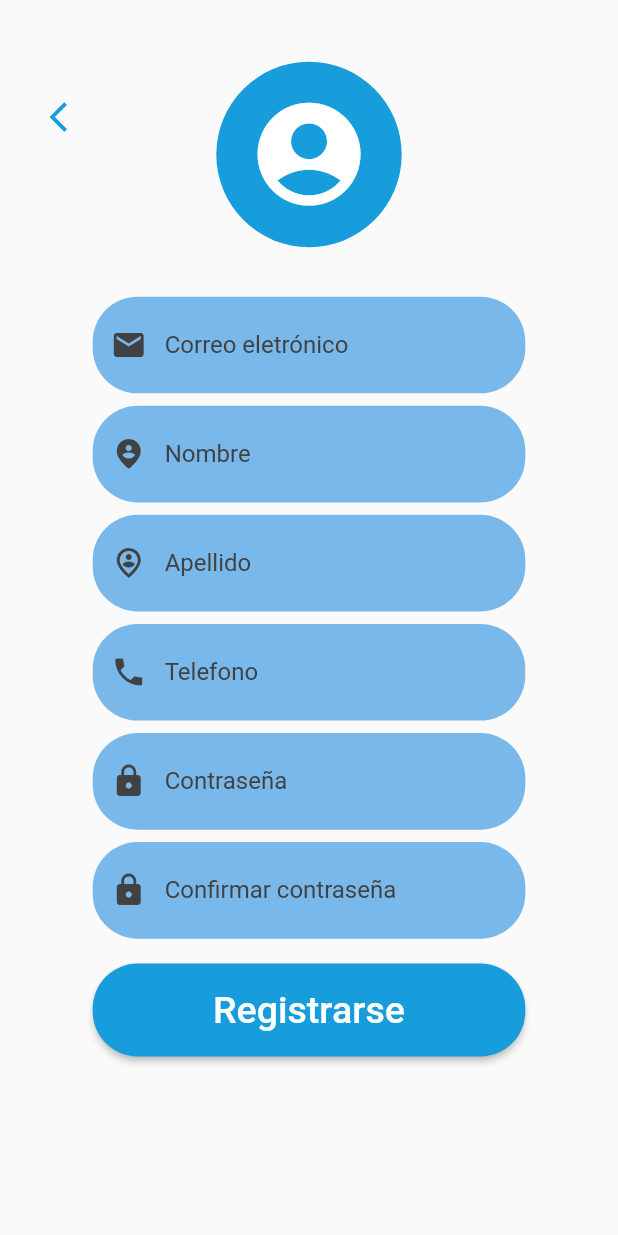
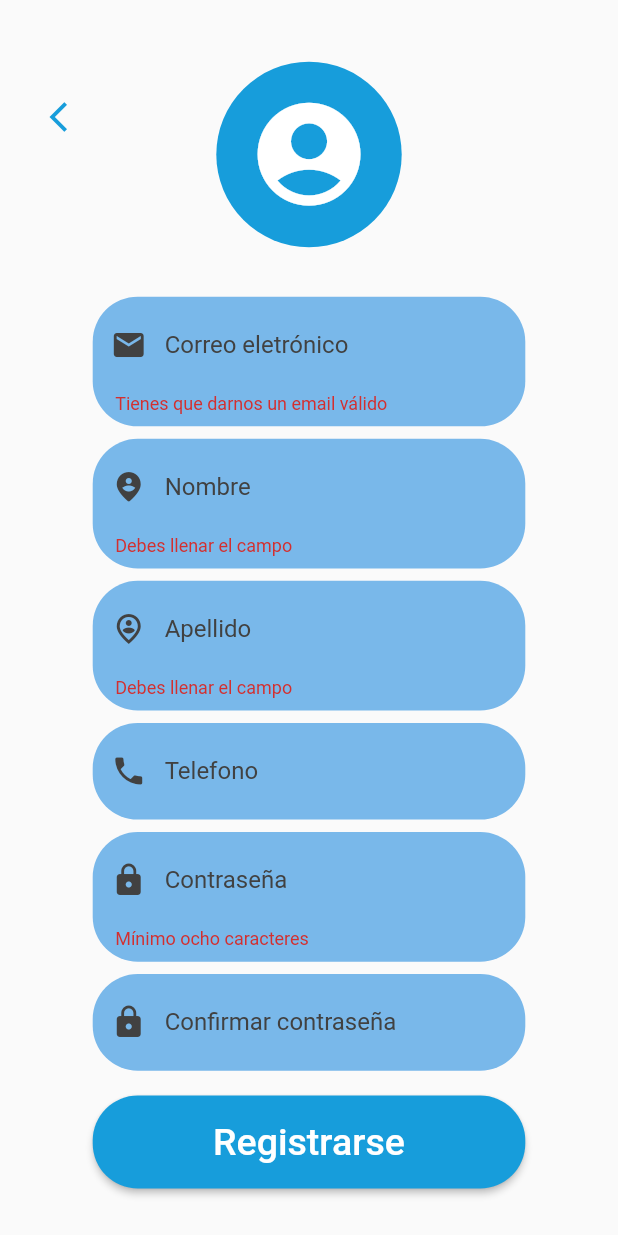
Before and after one commit to Blanco1010/shopping, a Flutter app: the RegisterScreen screen opened directly, after a tap on "Registrarse", on a phone screen of 412 x 824 dp. Run offline on Flutter 3.47's test engine with Material 2 defaults, Android fonts, the phone set to English and light mode, and no system bars; our stand-ins replace animate_do.

Commit message:
add validation for login and register

```diff
--- a/shop_app/lib/controllers/register_controller.dart
+++ b/shop_app/lib/controllers/register_controller.dart
@@ -4,6 +4,7 @@ import 'package:shop_app/models/user.dart';
 import 'package:shop_app/provider/user_provider.dart';
 
 class RegisterController {
+  GlobalKey<FormState> formKey = GlobalKey<FormState>();
   BuildContext? context;
   TextEditingController emailController = TextEditingController(text: '');
   TextEditingController firstNameController = TextEditingController(text: '');
@@ -24,12 +25,12 @@ class RegisterController {
   }
 
   void register() async {
+    if (formKey.currentState!.validate()) {
       String email = emailController.text.trim();
       String firstName = firstNameController.text.trim();
       String lastName = lastNameController.text.trim();
       String phoneNumber = phoneNumberController.text.trim();
       String password = passwordController.text.trim();
-    String coPassword = confirmPassword.text.trim();
 
       User user = User(
         email: email,
@@ -40,8 +41,9 @@ class RegisterController {
       );
 
       ResponseApi responseApi = await userProvider.create(user);
-
       print('RESPUESTA: ${responseApi.toJson()}');
+    }
+    ;
 
     // print(email);
     // print(firstName);
--- a/shop_app/lib/provider/user_provider.dart
+++ b/shop_app/lib/provider/user_provider.dart
@@ -32,11 +32,10 @@ class UsersProvider {
       ResponseApi responseApi = ResponseApi.fromJson(data);
       return responseApi;
     } catch (error) {
-      print('Error: $error');
       return ResponseApi(
         success: false,
         message: 'error al crear usuario',
-        error: error.toString(),
+        error: 'El usuario ya existe',
       );
     }
   }
--- a/shop_app/lib/screen/login_screen.dart
+++ b/shop_app/lib/screen/login_screen.dart
@@ -138,6 +138,10 @@ class _LoginFormState extends State<_LoginForm> {
         borderRadius: BorderRadius.circular(30),
       ),
       child: CustomInputField(
+        validator: (value) {
+          if (value == null) return 'Este campo es requerido';
+          return value.length < 3 ? 'Mínimo de 3 letras' : null;
+        },
         icon: Icons.lock,
         labelText: 'Contraseña',
         formProperty: 'password',
@@ -157,6 +161,10 @@ class _LoginFormState extends State<_LoginForm> {
         borderRadius: BorderRadius.circular(30),
       ),
       child: CustomInputField(
+        validator: (value) {
+          if (value == null) return 'Este campo es requerido';
+          return value.length < 3 ? 'Mínimo de 3 letras' : null;
+        },
         icon: Icons.email,
         labelText: 'Correo eletrónico',
         formProperty: 'email',
--- a/shop_app/lib/screen/register_screen.dart
+++ b/shop_app/lib/screen/register_screen.dart
@@ -46,6 +46,8 @@ class _RegisterScreenState extends State<RegisterScreen> {
               ),
               SizedBox(
                 width: double.infinity,
+                child: Form(
+                  key: registerCo.formKey,
                   child: Column(
                     mainAxisAlignment: MainAxisAlignment.center,
                     children: [
@@ -63,10 +65,15 @@ class _RegisterScreenState extends State<RegisterScreen> {
                       SizedBox(height: size.height * 0.01),
                       _textFieldPassword(size, registerCo.passwordController),
                       SizedBox(height: size.height * 0.01),
-                    _textFieldConfirmPassword(size, registerCo.confirmPassword),
+                      _textFieldConfirmPassword(
+                        size,
+                        registerCo.confirmPassword,
+                        registerCo.passwordController,
+                      ),
                       SizedBox(height: size.height * 0.02),
                       _buttonRegister(size, registerCo),
                     ],
+                  ),
                 ),
               ),
             ],
@@ -97,6 +104,11 @@ class _RegisterScreenState extends State<RegisterScreen> {
         borderRadius: BorderRadius.circular(30),
       ),
       child: CustomInputField(
+        validator: (value) {
+          if (value.toString().length <= 8) {
+            return 'Mínimo ocho caracteres';
+          }
+        },
         icon: Icons.lock,
         textController: textController,
         labelText: 'Contraseña',
@@ -107,7 +119,11 @@ class _RegisterScreenState extends State<RegisterScreen> {
     );
   }
 
-  _textFieldConfirmPassword(Size size, TextEditingController textController) {
+  _textFieldConfirmPassword(
+    Size size,
+    TextEditingController textController,
+    TextEditingController textController2,
+  ) {
     return Container(
       margin: EdgeInsets.symmetric(horizontal: size.width * 0.15),
       padding: EdgeInsets.symmetric(vertical: size.height * 0.01),
@@ -116,6 +132,11 @@ class _RegisterScreenState extends State<RegisterScreen> {
         borderRadius: BorderRadius.circular(30),
       ),
       child: CustomInputField(
+        validator: (value) {
+          if (textController2.value != textController.value) {
+            return 'Las contraseñas no coinciden';
+          }
+        },
         icon: Icons.lock,
         textController: textController,
         labelText: 'Confirmar contraseña',
@@ -135,6 +156,13 @@ class _RegisterScreenState extends State<RegisterScreen> {
         borderRadius: BorderRadius.circular(30),
       ),
       child: CustomInputField(
+        validator: (value) {
+          RegExp exp = RegExp(r'^[\w-\.]+@([\w-]+\.)+[\w-]{2,4}$');
+
+          if (exp.hasMatch(value.toString()) != true) {
+            return 'Tienes que darnos un email válido';
+          }
+        },
         icon: Icons.email,
         textController: textController,
         labelText: 'Correo eletrónico',
@@ -153,6 +181,11 @@ class _RegisterScreenState extends State<RegisterScreen> {
         borderRadius: BorderRadius.circular(30),
       ),
       child: CustomInputField(
+        validator: (value) {
+          if (value.toString().isEmpty == true) {
+            return 'Debes llenar el campo';
+          }
+        },
         icon: Icons.person_pin_circle_rounded,
         textController: textController,
         labelText: 'Nombre',
@@ -171,6 +204,11 @@ class _RegisterScreenState extends State<RegisterScreen> {
         borderRadius: BorderRadius.circular(30),
       ),
       child: CustomInputField(
+        validator: (value) {
+          if (value.toString().isEmpty == true) {
+            return 'Debes llenar el campo';
+          }
+        },
         icon: Icons.person_pin_circle_outlined,
         textController: textController,
         labelText: 'Apellido',
@@ -189,6 +227,7 @@ class _RegisterScreenState extends State<RegisterScreen> {
         borderRadius: BorderRadius.circular(30),
       ),
       child: CustomInputField(
+        validator: null,
         icon: Icons.phone,
         textController: textController,
         labelText: 'Telefono ',
--- a/shop_app/lib/widgets/custom_input_field.dart
+++ b/shop_app/lib/widgets/custom_input_field.dart
@@ -9,6 +9,7 @@ class CustomInputField extends StatelessWidget {
   final TextInputType? keyboardType;
   final bool obscureText;
   final TextEditingController? textController;
+  final String? Function(String?)? validator;
 
   final String formProperty;
   final Map<String, String>? formValues;
@@ -25,6 +26,7 @@ class CustomInputField extends StatelessWidget {
     required this.formProperty,
     this.formValues,
     this.textController,
+    this.validator,
   }) : super(key: key);
 
   @override
@@ -39,14 +41,11 @@ class CustomInputField extends StatelessWidget {
       obscureText: obscureText,
       controller: textController,
       // onChanged: (value) => formValues![formProperty] = value,
-      validator: (value) {
-        if (value == null) return 'Este campo es requerido';
-        return value.length < 3 ? 'Mínimo de 3 letras' : null;
-      },
+      validator: validator,
       autovalidateMode: AutovalidateMode.onUserInteraction,
+
       decoration: InputDecoration(
         labelStyle: const TextStyle(color: Color.fromARGB(255, 65, 65, 65)),
-
         contentPadding: const EdgeInsets.symmetric(horizontal: 15),
         border: InputBorder.none,
         hintText: hintText,
```
Lines whose indentation alone changed are shown as unchanged.
